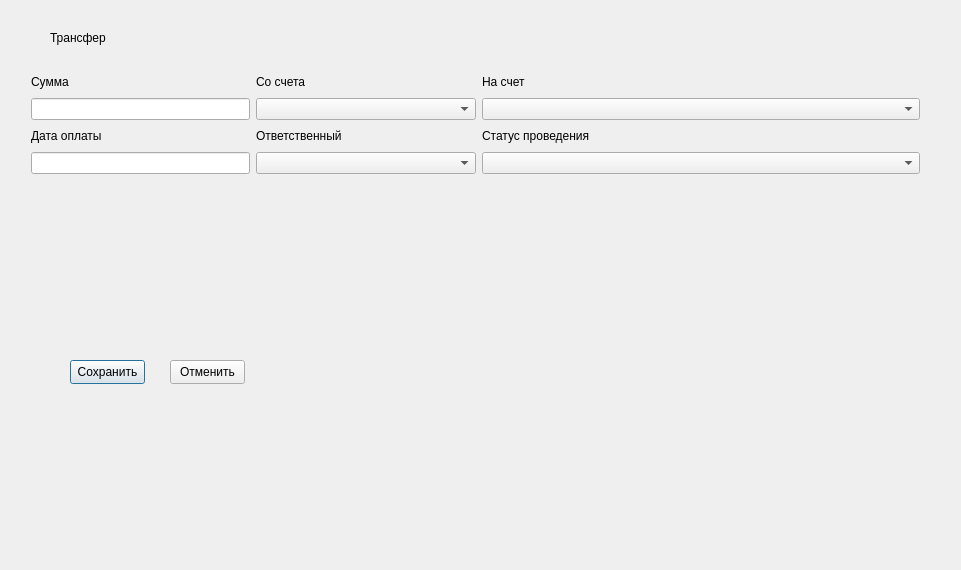
Above: TransferForm.ui from Barnaga/TerraCRM before the change. Below: the same form after it.
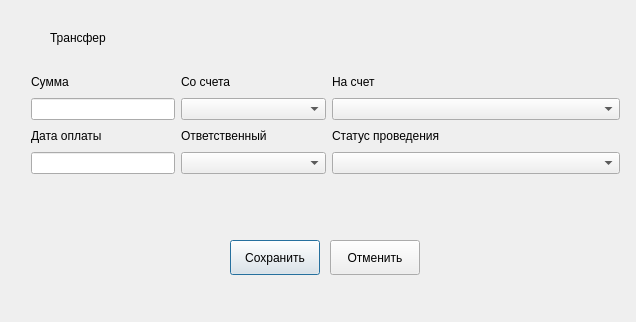
That is the form after the change.

Diff of the .ui file:
```diff
--- a/TransferForm.ui
+++ b/TransferForm.ui
@@ -6,8 +6,8 @@
    <rect>
     <x>0</x>
     <y>0</y>
-    <width>961</width>
-    <height>570</height>
+    <width>636</width>
+    <height>322</height>
    </rect>
   </property>
   <property name="windowTitle">
@@ -16,10 +16,10 @@
   <widget class="QPushButton" name="saveBtn">
    <property name="geometry">
     <rect>
-     <x>70</x>
-     <y>360</y>
-     <width>75</width>
-     <height>24</height>
+     <x>230</x>
+     <y>240</y>
+     <width>90</width>
+     <height>35</height>
     </rect>
    </property>
    <property name="text">
@@ -44,7 +44,7 @@
     <rect>
      <x>20</x>
      <y>60</y>
-     <width>911</width>
+     <width>611</width>
      <height>125</height>
     </rect>
    </property>
@@ -152,10 +152,10 @@
   <widget class="QPushButton" name="cancelBtn">
    <property name="geometry">
     <rect>
-     <x>170</x>
-     <y>360</y>
-     <width>75</width>
-     <height>24</height>
+     <x>330</x>
+     <y>240</y>
+     <width>90</width>
+     <height>35</height>
     </rect>
    </property>
    <property name="text">
```
